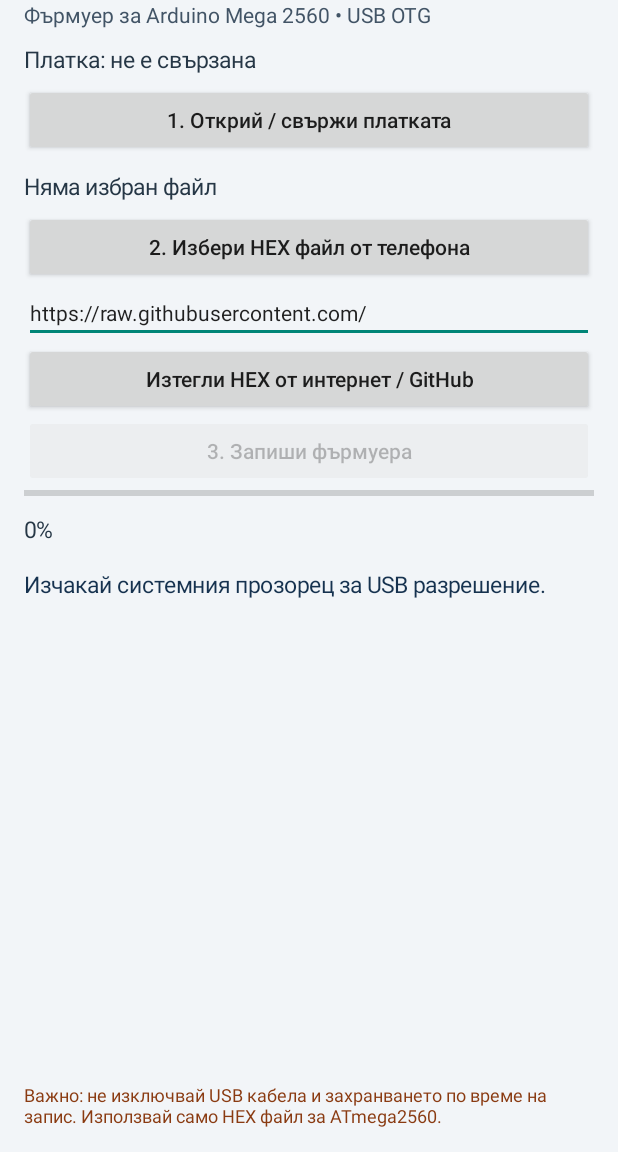
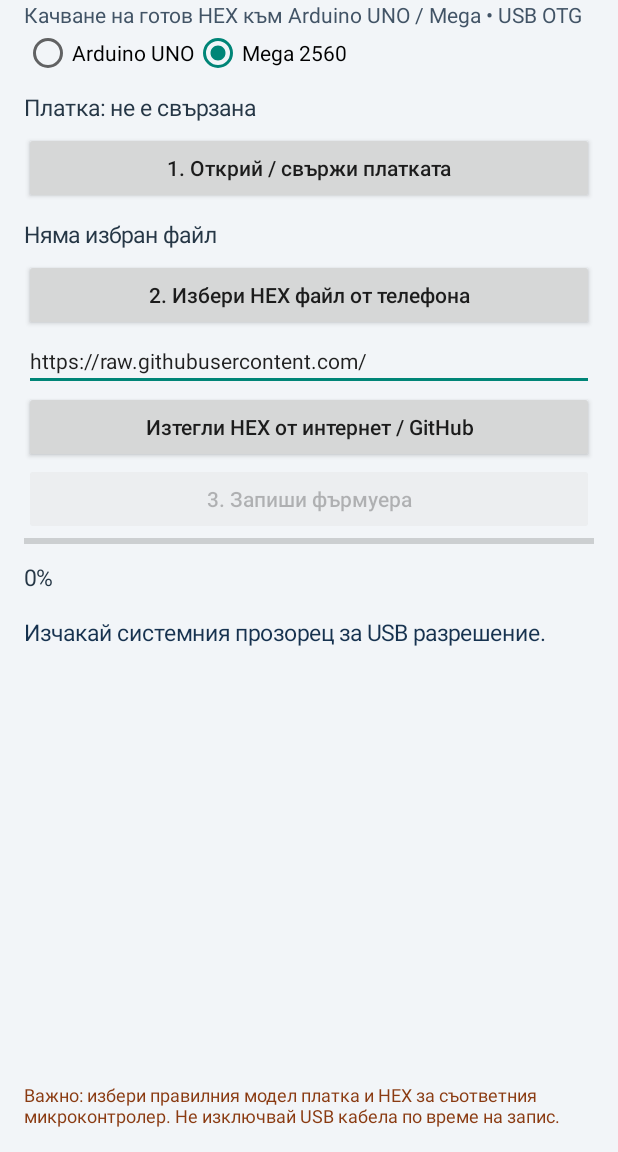
Before and after one commit to artsjedi992-sudo/ArduinoUploader, an Android app: the screen it shows after launch (MainActivity), on a phone screen of 412 x 824 dp, the part 84-1236 px from its top. Run offline under Robolectric (Android 15) with nearby library versions, the phone set to English and light mode, and no system bars; libraries missing offline, so code that uses them is left out: com.hoho.android; 5 statements that could not run were skipped.

Commit message:
Add UNO and Mega upload selection

```diff
--- a/app/src/main/java/bg/arduino/uploader/MainActivity.java
+++ b/app/src/main/java/bg/arduino/uploader/MainActivity.java
@@ -17,6 +17,8 @@ import android.widget.Button;
 import android.widget.EditText;
 import android.widget.LinearLayout;
 import android.widget.ProgressBar;
+import android.widget.RadioButton;
+import android.widget.RadioGroup;
 import android.widget.ScrollView;
 import android.widget.TextView;
 import android.widget.Toast;
@@ -43,6 +45,7 @@ public class MainActivity extends Activity {
     private UsbSerialPort serialPort;
     private UsbDeviceConnection usbConnection;
     private HexParser.Image firmware;
+    private BoardProfile.Board selectedBoard = BoardProfile.Board.MEGA2560;
     private String firmwareName = "Няма избран файл";
     private TextView status;
     private TextView fileLabel;
@@ -73,7 +76,7 @@ public class MainActivity extends Activity {
         IntentFilter filter = new IntentFilter(ACTION_USB_PERMISSION);
         if (Build.VERSION.SDK_INT >= 33) registerReceiver(usbReceiver, filter, Context.RECEIVER_NOT_EXPORTED);
         else registerReceiver(usbReceiver, filter);
-        setStatus("Готово. Свържи Arduino Mega 2560 с USB OTG кабел.");
+        setStatus("Готово. Избери UNO или Mega 2560 и свържи платката с USB OTG.");
         refreshUsbList();
     }
 
@@ -93,10 +96,27 @@ public class MainActivity extends Activity {
         root.addView(title);
 
         TextView subtitle = new TextView(this);
-        subtitle.setText("Фърмуер за Arduino Mega 2560 • USB OTG");
+        subtitle.setText("Качване на готов HEX към Arduino UNO / Mega • USB OTG");
         subtitle.setTextSize(14);
         subtitle.setTextColor(0xFF425466);
         root.addView(subtitle);
+
+        RadioGroup boardGroup = new RadioGroup(this);
+        boardGroup.setOrientation(RadioGroup.HORIZONTAL);
+        RadioButton unoOption = new RadioButton(this);
+        unoOption.setText("Arduino UNO");
+        unoOption.setId(View.generateViewId());
+        RadioButton megaOption = new RadioButton(this);
+        megaOption.setText("Mega 2560");
+        megaOption.setId(View.generateViewId());
+        boardGroup.addView(unoOption);
+        boardGroup.addView(megaOption);
+        megaOption.setChecked(true);
+        boardGroup.setOnCheckedChangeListener((group, checkedId) -> {
+            selectedBoard = checkedId == unoOption.getId() ? BoardProfile.Board.UNO : BoardProfile.Board.MEGA2560;
+            setStatus("Избрана платка: " + selectedBoard.label + ". Използвай HEX, компилиран за същия модел.");
+        });
+        root.addView(boardGroup);
 
         deviceLabel = makeLabel("Платка: не е свързана");
         root.addView(deviceLabel);
@@ -140,7 +160,7 @@ public class MainActivity extends Activity {
         root.addView(scroll, new LinearLayout.LayoutParams(-1, 0, 1));
 
         TextView warning = new TextView(this);
-        warning.setText("Важно: не изключвай USB кабела и захранването по време на запис. Използвай само HEX файл за ATmega2560.");
+        warning.setText("Важно: избери правилния модел платка и HEX за съответния микроконтролер. Не изключвай USB кабела по време на запис.");
         warning.setTextSize(12);
         warning.setTextColor(0xFF8A3B12);
         warning.setPadding(0, dp(8), 0, 0);
@@ -208,7 +228,7 @@ public class MainActivity extends Activity {
             // При Arduino Mega DTR се използва за автоматично рестартиране през USB интерфейса.
             serialPort.setDTR(false);
             deviceLabel.setText("Платка: USB свързана • " + hex(device.getVendorId()) + "/" + hex(device.getProductId()));
-            setStatus("USB портът е отворен. Следва проверка на STK500v2 bootloader при запис.");
+            setStatus("USB портът е отворен. Bootloader-ът ще бъде проверен при запис според избрания модел платка.");
             updateButtons();
         } catch (Exception e) {
             closeUsb();
@@ -301,7 +321,7 @@ public class MainActivity extends Activity {
     private void confirmAndUpload() {
         new android.app.AlertDialog.Builder(this)
                 .setTitle("Запис на фърмуер")
-                .setMessage("Ще се запише " + firmwareName + " в Arduino Mega 2560. Не изключвай платката по време на операцията. Продължаваме ли?")
+                .setMessage("Ще се запише " + firmwareName + " в " + selectedBoard.label + ". Не изключвай платката по време на операцията. Продължаваме ли?")
                 .setNegativeButton("Отказ", (d, w) -> { })
                 .setPositiveButton("Запиши", (d, w) -> startUpload())
                 .show();
@@ -330,12 +350,21 @@ public class MainActivity extends Activity {
                 // Mega 2560 може да има нужда от повече време след RESET за стартиране на STK500v2 bootloader-а.
                 // Изчакваме 1,2 секунди, преди да изпратим първата команда, за да не я изгуби bootloader-ът.
                 Thread.sleep(1200);
-                new Stk500v2Programmer(port).upload(image, (written, total) -> runOnUiThread(() -> {
+                if (selectedBoard == BoardProfile.Board.UNO) {
+                    new Stk500v1Programmer(port).upload(image, (written, total) -> runOnUiThread(() -> {
+                        int percent = total == 0 ? 0 : (int)(written * 100L / total);
+                        progressBar.setProgress(percent);
+                        progressLabel.setText(percent + "% (" + written + " / " + total + " байта)");
+                        setStatus("Записва се фърмуерът за UNO…");
+                    }));
+                } else {
+                    new Stk500v2Programmer(port).upload(image, (written, total) -> runOnUiThread(() -> {
                     int percent = total == 0 ? 0 : (int)(written * 100L / total);
                     progressBar.setProgress(percent);
                     progressLabel.setText(percent + "% (" + written + " / " + total + " байта)");
-                    setStatus("Записва се фърмуерът…");
-                }));
+                    setStatus("Записва се фърмуерът за Mega 2560…");
+                    }));
+                }
                 runOnUiThread(() -> {
                     progressBar.setProgress(100);
                     progressLabel.setText("100%");
```
